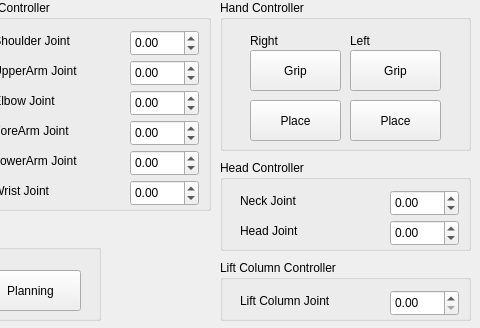
Old version of the form humic_gui/resource/HumicController.ui in the repository SeoulTech-HCIRLab/Humic; both pictures show x 670 to 1150 and y 0 to 328 of the 1150 by 328 pixel window.
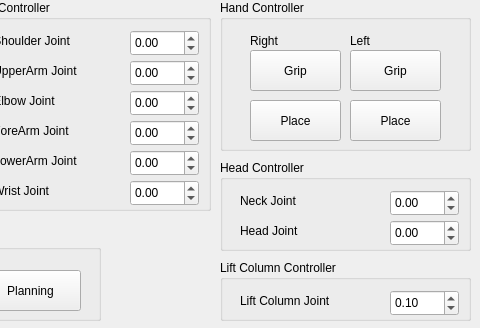
New version of the form.

Diff of the .ui file:
```diff
--- a/humic_gui/resource/HumicController.ui
+++ b/humic_gui/resource/HumicController.ui
@@ -777,7 +777,7 @@
      <double>0.000000000000000</double>
     </property>
     <property name="maximum">
-     <double>0.200000000000000</double>
+     <double>0.500000000000000</double>
     </property>
     <property name="singleStep">
      <double>0.010000000000000</double>
@@ -786,7 +786,7 @@
      <enum>QAbstractSpinBox::DefaultStepType</enum>
     </property>
     <property name="value">
-     <double>0.000000000000000</double>
+     <double>0.100000000000000</double>
     </property>
    </widget>
   </widget>
```
